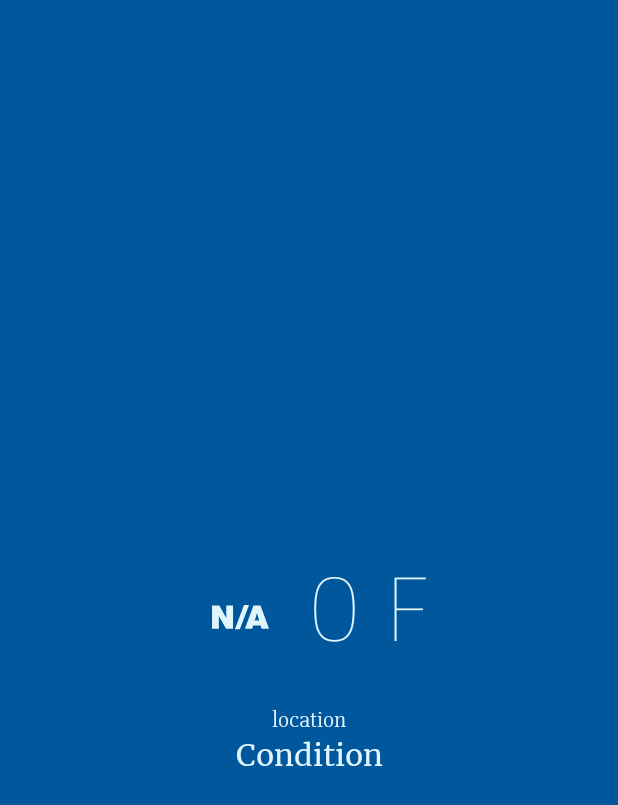
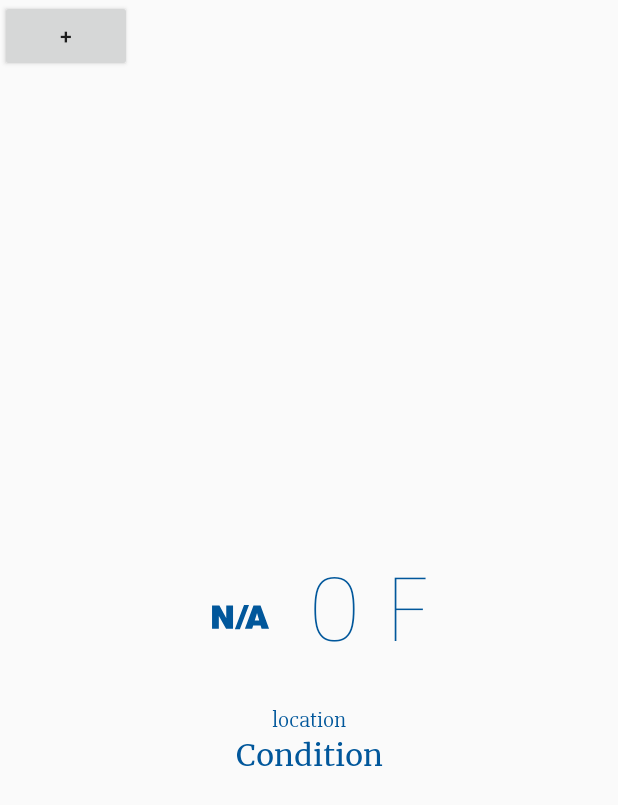
Before and after one commit to UltimateAnjali/WeatherSense, an Android app: the screen it shows after launch (MainActivity), on a phone screen of 412 x 824 dp. Shown: the top 805 px of the screen. Run offline under Robolectric (Android 15) with nearby library versions, the light colour scheme and no system bars; our stand-ins replace AdMob; 3 statements that could not run were skipped.

Commit message:
Google places implemented

```diff
--- a/app/src/main/java/com/katra/weathersense/activities/MainActivity.java
+++ b/app/src/main/java/com/katra/weathersense/activities/MainActivity.java
@@ -1,74 +1,203 @@
 package com.katra.weathersense.activities;
 
+import android.content.Intent;
 import android.graphics.Color;
 import android.graphics.drawable.Drawable;
 import android.os.Build;
+import android.support.annotation.NonNull;
+import android.support.v4.app.FragmentActivity;
 import android.support.v7.app.AppCompatActivity;
 import android.os.Bundle;
 import android.util.Log;
 import android.view.View;
 import android.view.Window;
 import android.view.WindowManager;
+import android.widget.Button;
 import android.widget.ImageView;
 import android.widget.TextView;
 import android.widget.Toast;
 
+import com.google.android.gms.ads.AdRequest;
+import com.google.android.gms.ads.AdSize;
+import com.google.android.gms.ads.AdView;
+import com.google.android.gms.common.ConnectionResult;
+import com.google.android.gms.common.GooglePlayServicesNotAvailableException;
+import com.google.android.gms.common.GooglePlayServicesRepairableException;
+import com.google.android.gms.common.api.GoogleApiClient;
+import com.google.android.gms.common.api.Status;
+import com.google.android.gms.location.places.AutocompleteFilter;
+import com.google.android.gms.location.places.GeoDataClient;
+import com.google.android.gms.location.places.Place;
+import com.google.android.gms.location.places.Places;
+import com.google.android.gms.location.places.ui.PlaceAutocomplete;
 import com.katra.weathersense.R;
 import com.katra.weathersense.classes.MyFonts;
 import com.katra.weathersense.dataModels.Channel;
+import com.katra.weathersense.dataModels.Item;
 import com.katra.weathersense.services.WeatherServiceCallback;
 import com.katra.weathersense.services.YahooWeatherService;
 
-public class MainActivity extends AppCompatActivity implements WeatherServiceCallback {
+public class MainActivity extends FragmentActivity implements GoogleApiClient.OnConnectionFailedListener, WeatherServiceCallback {
 
+    private static final String TAG = "<<MainActivity>>";
     private TextView tempText, locText, condText;
     private ImageView weatherIcon;
+    private Button plusBtn;
+
     private MyFonts fontFace;
 
+    int PLACE_AUTOCOMPLETE_REQUEST_CODE = 1;
+
+    protected GeoDataClient mGeoDataClient;
+    private GoogleApiClient mGoogleApiClient;
+
+    private AutocompleteFilter typeFilter;
+
     private YahooWeatherService service;
+
+    private AdView mAdView;
 
     @Override
     protected void onCreate(Bundle savedInstanceState) {
         super.onCreate(savedInstanceState);
         setContentView(R.layout.activity_main);
 
-        Window window = getWindow();
-        if (Build.VERSION.SDK_INT >= 21) {
-            window.getDecorView().setSystemUiVisibility(View.SYSTEM_UI_FLAG_LAYOUT_STABLE | View.SYSTEM_UI_FLAG_LAYOUT_FULLSCREEN);
-            window.addFlags(WindowManager.LayoutParams.FLAG_DRAWS_SYSTEM_BAR_BACKGROUNDS);
-            window.setStatusBarColor(Color.TRANSPARENT);
-        }
+//        Window window = getWindow();
+//        if (Build.VERSION.SDK_INT >= 21) {
+//            window.getDecorView().setSystemUiVisibility(View.SYSTEM_UI_FLAG_LAYOUT_STABLE | View.SYSTEM_UI_FLAG_LAYOUT_FULLSCREEN);
+//            window.addFlags(WindowManager.LayoutParams.FLAG_DRAWS_SYSTEM_BAR_BACKGROUNDS);
+//            window.setStatusBarColor(Color.TRANSPARENT);
+//        }
 
+        //Constructing a Geo Data Client
+        mGeoDataClient = Places.getGeoDataClient(this, null);
+
+        //Constructing a Google Api Client
+        mGoogleApiClient = new GoogleApiClient
+                .Builder(this)
+                .addApi(Places.GEO_DATA_API)
+                .addApi(Places.PLACE_DETECTION_API)
+                .enableAutoManage(this, this)
+                .build();
+
+        //Mapping the Admob
+        mAdView = (AdView) findViewById(R.id.adView);
+
+        //Setting the ads
+        AdRequest adRequest = new AdRequest.Builder().build();
+        mAdView.loadAd(adRequest);
+
+        //Mapping all the elements
+        plusBtn = (Button) findViewById(R.id.launch_auto);
         tempText = (TextView)findViewById(R.id.tempTextView);
         locText = (TextView)findViewById(R.id.locTextView);
         condText = (TextView)findViewById(R.id.condTextView);
         weatherIcon = (ImageView)findViewById(R.id.weatherCondImageView);
 
+        //Setting font styles
         fontFace = new MyFonts(getApplicationContext());
         tempText.setTypeface(fontFace.getPoppinsThin());
         locText.setTypeface(fontFace.getSlabo());
         condText.setTypeface(fontFace.getMerri());
 
+        //Implementing the Yahoo Weather Service
         service = new YahooWeatherService(this);
         service.refreshWeather("Sydney, Australia");
+
+        //Creating a filter for the search
+        typeFilter = new AutocompleteFilter.Builder()
+                .setTypeFilter(AutocompleteFilter.TYPE_FILTER_CITIES)
+                .build();
+
+        //Handling the click event for the button
+        plusBtn.setOnClickListener(new View.OnClickListener() {
+            @Override
+            public void onClick(View v) {
+                try {
+                    //Creating an intent to open the autocomplete search for places
+                    Intent intent =
+                            new PlaceAutocomplete.IntentBuilder(PlaceAutocomplete.MODE_FULLSCREEN)
+                                    .setFilter(typeFilter)
+                                    .build(MainActivity.this);
+                    startActivityForResult(intent, PLACE_AUTOCOMPLETE_REQUEST_CODE);
+
+                } catch (GooglePlayServicesRepairableException e) {
+                    Toast.makeText(getApplicationContext(),"Something went wrong!",Toast.LENGTH_LONG);
+                    Log.e(TAG,e.getMessage());
+
+                } catch (GooglePlayServicesNotAvailableException e) {
+                    Toast.makeText(getApplicationContext(),"Something went wrong!",Toast.LENGTH_LONG);
+                    Log.e(TAG,e.getMessage());
+                }
+            }
+        });
+    }
+
+    @Override
+    protected void onActivityResult(int requestCode, int resultCode, Intent data) {
+        if (requestCode == PLACE_AUTOCOMPLETE_REQUEST_CODE) {
+            if (resultCode == RESULT_OK) {
+
+                Place place = PlaceAutocomplete.getPlace(this, data);
+                Log.i(TAG, "Place: " + place.getName());
+                service.refreshWeather((String) place.getName());
+
+            } else if (resultCode == PlaceAutocomplete.RESULT_ERROR) {
+
+                Status status = PlaceAutocomplete.getStatus(this, data);
+                Log.i(TAG, status.getStatusMessage());
+
+            } else if (resultCode == RESULT_CANCELED) {
+                // The user canceled the operation.
+                Log.i(TAG, "Operation cancelled");
+            }
+        }
+    }
+
+    @Override
+    protected void onStart() {
+        super.onStart();
+        if( mGoogleApiClient != null )
+            mGoogleApiClient.connect();
+    }
+
+    @Override
+    protected void onStop() {
+        if( mGoogleApiClient != null && mGoogleApiClient.isConnected() ) {
+            mGoogleApiClient.disconnect();
+        }
+        super.onStop();
     }
 
     @Override
     public void serviceSuccess(Channel channel) {
+
+        Item item = channel.getItem();
+
+        //Getting the drawable resource ID to set the icon
         int resId = getResources()
                 .getIdentifier("drawable/wi_"+channel.getItem().getCondition().getCode(),
                         null,
                         getPackageName());
-        Drawable weatherIconImage = getResources().getDrawable(resId);
+        @SuppressWarnings("deprecation") Drawable weatherIconImage = getResources().getDrawable(resId);
         weatherIcon.setImageDrawable(weatherIconImage);
+
+
         locText.setText(service.getLocation());
-        tempText.setText(channel.getItem().getCondition().getTemperature()+"\u00B0"+channel.getUnits().getTempUnit());
-        condText.setText(channel.getItem().getCondition().getDesc());
+
+//        int tempInCelsius = (item.getCondition().getTemperature() - 32) * (5/9);
+        tempText.setText(item.getCondition().getTemperature()+"\u00B0"+"F");
+        condText.setText(item.getCondition().getDesc());
     }
 
     @Override
     public void serviceFailure(Exception exception) {
         Toast.makeText(getApplicationContext(),exception.getMessage(),Toast.LENGTH_LONG).show();
-        Log.e("-->>",exception.getMessage());
+        Log.e(TAG,exception.getMessage());
+    }
+
+    @Override
+    public void onConnectionFailed(@NonNull ConnectionResult connectionResult) {
+        Toast.makeText(getApplicationContext(),"Connection Failed",Toast.LENGTH_LONG).show();
     }
 }
--- a/app/src/main/res/layout/activity_main.xml
+++ b/app/src/main/res/layout/activity_main.xml
@@ -4,8 +4,13 @@
     xmlns:tools="http://schemas.android.com/tools"
     android:layout_width="match_parent"
     android:layout_height="match_parent"
-    tools:context="com.katra.weathersense.activities.MainActivity"
-    android:background="@color/background_color">
+    tools:context="com.katra.weathersense.activities.MainActivity">
+
+    <Button
+        android:layout_width="wrap_content"
+        android:layout_height="wrap_content"
+        android:text="+"
+        android:id="@+id/launch_auto"/>
 
     <LinearLayout
         android:layout_width="wrap_content"
@@ -20,7 +25,7 @@
             android:layout_height="70dp"
             android:layout_marginRight="10dp"
             android:src="@drawable/wi_3200"
-            android:tint="@color/text_color"
+            android:tint="@color/background_color"
             android:layout_gravity="center_vertical"
             android:gravity="center_vertical"/>
 
@@ -33,7 +38,7 @@
             android:layout_gravity="center_vertical"
             android:gravity="center_vertical"
             android:textSize="60sp"
-            android:textColor="@color/text_color"/>
+            android:textColor="@color/background_color"/>
     </LinearLayout>
 
     <TextView
@@ -45,7 +50,7 @@
         android:layout_marginTop="10dp"
         android:text="location"
         android:textSize="15sp"
-        android:textColor="@color/text_color"/>
+        android:textColor="@color/background_color"/>
 
     <TextView
         android:layout_width="match_parent"
@@ -55,6 +60,17 @@
         android:gravity="center"
         android:text="Condition"
         android:textSize="20sp"
-        android:textColor="@color/text_color"/>
+        android:textColor="@color/background_color"/>
+
+    <com.google.android.gms.ads.AdView
+        xmlns:ads="http://schemas.android.com/apk/res-auto"
+        android:id="@+id/adView"
+        android:layout_width="wrap_content"
+        android:layout_height="wrap_content"
+        android:layout_centerHorizontal="true"
+        android:layout_alignParentBottom="true"
+        ads:adSize="BANNER"
+        ads:adUnitId="ca-app-pub-3940256099942544/6300978111">
+    </com.google.android.gms.ads.AdView>
 
 </RelativeLayout>
--- a/app/src/main/res/values/styles.xml
+++ b/app/src/main/res/values/styles.xml
@@ -8,10 +8,4 @@
         <item name="colorAccent">@color/colorAccent</item>
     </style>
 
-    <style name="WeatherPageTheme" parent="Theme.AppCompat.Light.NoActionBar">
-        <item name="colorAccent">@color/colorAccent</item>
-        <item name="windowActionBar">false</item>
-        <item name="windowNoTitle">true</item>
-    </style>
-
 </resources>
--- a/build.gradle
+++ b/build.gradle
@@ -5,7 +5,7 @@ buildscript {
         jcenter()
     }
     dependencies {
-        classpath 'com.android.tools.build:gradle:2.3.3'
+        classpath 'com.android.tools.build:gradle:3.0.1'
 
         // NOTE: Do not place your application dependencies here; they belong
         // in the individual module build.gradle files
@@ -15,6 +15,9 @@ buildscript {
 allprojects {
     repositories {
         jcenter()
+        maven {
+            url "https://maven.google.com"
+        }
     }
 }
 
```
Also changed, not shown: app/build.gradle (+6 -3 lines), app/src/main/AndroidManifest.xml (+11 -3 lines), app/src/main/res/mipmap-hdpi/ic_arrow_forward_white_24dp.png (added), app/src/main/res/mipmap-mdpi/ic_arrow_forward_white_24dp.png (added), app/src/main/res/mipmap-xhdpi/ic_arrow_forward_white_24dp.png (added), app/src/main/res/mipmap-xxhdpi/ic_arrow_forward_white_24dp.png (added), app/src/main/res/mipmap-xxxhdpi/ic_arrow_forward_white_24dp.png (added), gradle/wrapper/gradle-wrapper.properties.
